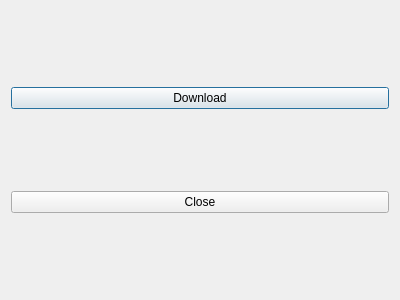
TKleinwort/ohsome-downloader-qgis-plugin, file OhsomeDownloader/ui/ohsome_dialog.ui: the form before one commit.
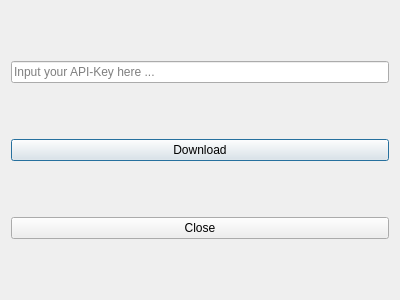
The form after the commit.

Commit message: GUI: added API Key edit line

What changed in the file:
```diff
--- a/OhsomeDownloader/ui/ohsome_dialog.ui
+++ b/OhsomeDownloader/ui/ohsome_dialog.ui
@@ -14,6 +14,13 @@
    <string>Ohsome Downloader</string>
   </property>
   <layout class="QVBoxLayout" name="verticalLayout">
+   <item>
+    <widget class="QLineEdit" name="lineEdit">
+     <property name="placeholderText">
+      <string>Input your API-Key here ...</string>
+     </property>
+    </widget>
+   </item>
    <item>
     <widget class="QPushButton" name="PushButtonDownload">
      <property name="text">
```
